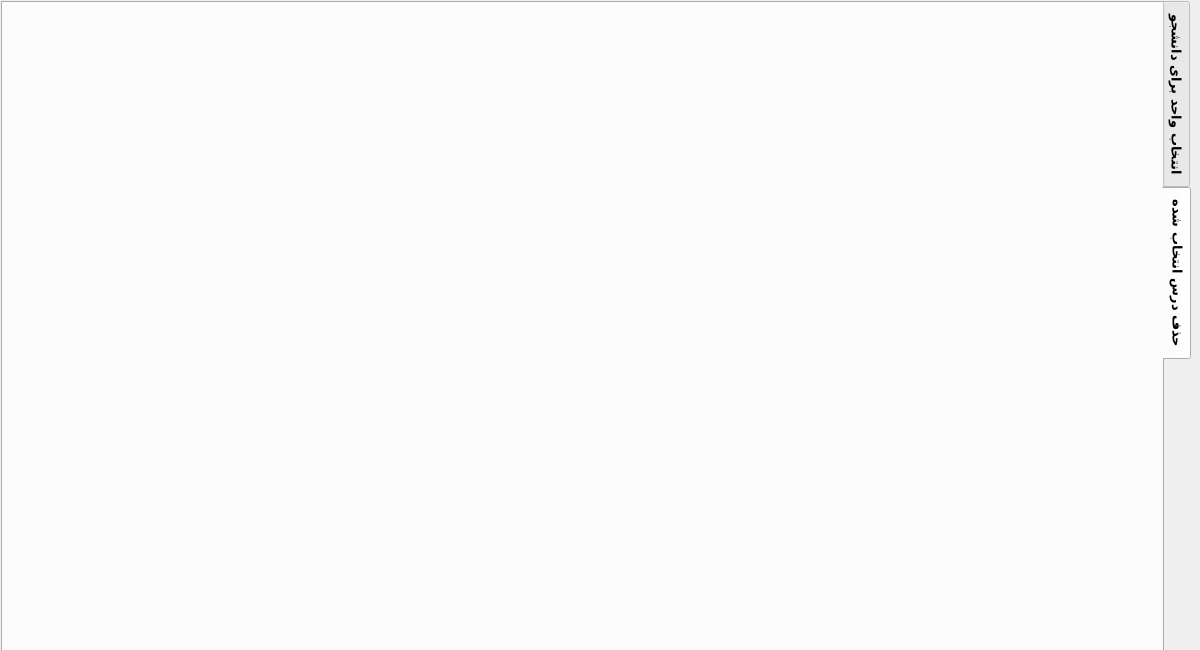
AliRn76/Student-Portal, file entekhabvaheddialog.ui: the form before one commit.
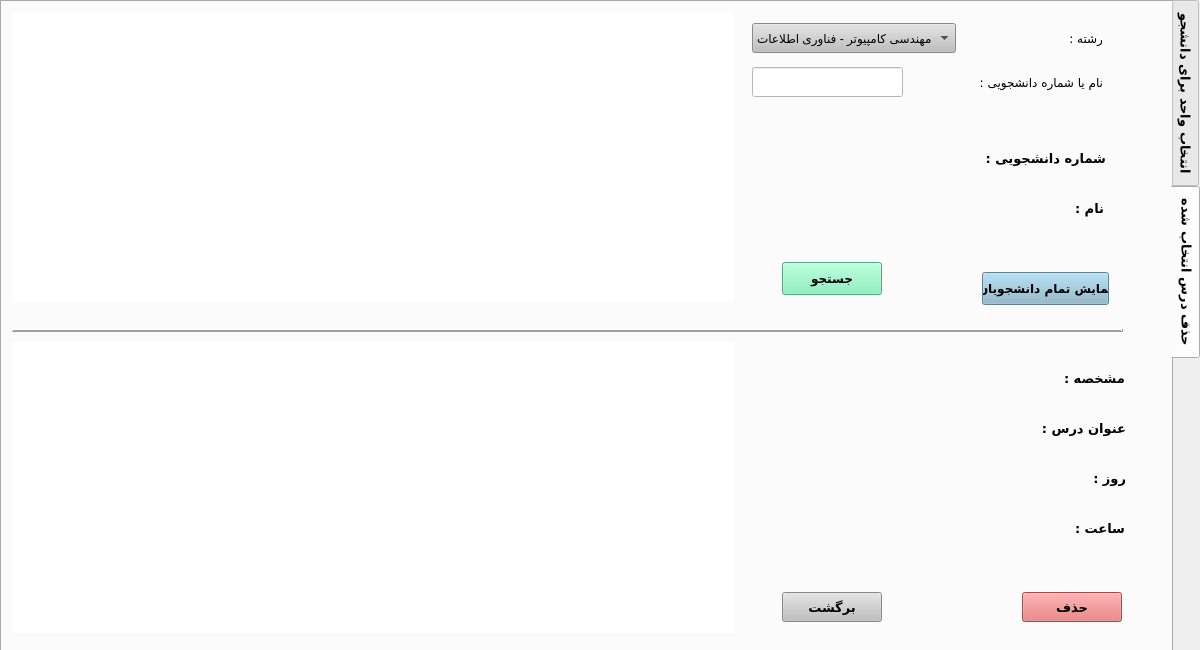
The form after the commit. The open tabs and pages were chosen to show the change.

Commit message: 98-5-9 - Tab2 edit shod

```diff
--- a/entekhabvaheddialog.ui
+++ b/entekhabvaheddialog.ui
@@ -16,10 +16,10 @@
   <widget class="QTabWidget" name="tabWidget">
    <property name="geometry">
     <rect>
-     <x>1</x>
-     <y>1</y>
-     <width>1191</width>
-     <height>651</height>
+     <x>0</x>
+     <y>0</y>
+     <width>1201</width>
+     <height>661</height>
     </rect>
    </property>
    <property name="font">
@@ -1284,6 +1284,745 @@
     <attribute name="title">
      <string>حذف درس انتخاب شده</string>
     </attribute>
+    <widget class="QStackedWidget" name="stackedWidget_2">
+     <property name="geometry">
+      <rect>
+       <x>0</x>
+       <y>0</y>
+       <width>1151</width>
+       <height>651</height>
+      </rect>
+     </property>
+     <property name="font">
+      <font>
+       <family>B Nazanin</family>
+       <pointsize>10</pointsize>
+       <weight>75</weight>
+       <bold>true</bold>
+      </font>
+     </property>
+     <widget class="QWidget" name="page_3">
+      <widget class="QTableView" name="tableView_stuTab2">
+       <property name="geometry">
+        <rect>
+         <x>10</x>
+         <y>10</y>
+         <width>721</width>
+         <height>291</height>
+        </rect>
+       </property>
+       <property name="minimumSize">
+        <size>
+         <width>0</width>
+         <height>0</height>
+        </size>
+       </property>
+       <property name="font">
+        <font>
+         <family>B Nazanin</family>
+         <pointsize>10</pointsize>
+         <weight>75</weight>
+         <bold>true</bold>
+        </font>
+       </property>
+       <property name="focusPolicy">
+        <enum>Qt::ClickFocus</enum>
+       </property>
+       <property name="styleSheet">
+        <string notr="true"/>
+       </property>
+       <property name="frameShape">
+        <enum>QFrame::NoFrame</enum>
+       </property>
+       <property name="frameShadow">
+        <enum>QFrame::Plain</enum>
+       </property>
+       <property name="verticalScrollBarPolicy">
+        <enum>Qt::ScrollBarAsNeeded</enum>
+       </property>
+       <property name="horizontalScrollBarPolicy">
+        <enum>Qt::ScrollBarAlwaysOff</enum>
+       </property>
+       <property name="sizeAdjustPolicy">
+        <enum>QAbstractScrollArea::AdjustIgnored</enum>
+       </property>
+       <property name="autoScroll">
+        <bool>false</bool>
+       </property>
+       <property name="editTriggers">
+        <set>QAbstractItemView::NoEditTriggers</set>
+       </property>
+       <property name="tabKeyNavigation">
+        <bool>false</bool>
+       </property>
+       <property name="showDropIndicator" stdset="0">
+        <bool>false</bool>
+       </property>
+       <property name="dragDropOverwriteMode">
+        <bool>false</bool>
+       </property>
+       <property name="alternatingRowColors">
+        <bool>false</bool>
+       </property>
+       <property name="selectionMode">
+        <enum>QAbstractItemView::SingleSelection</enum>
+       </property>
+       <property name="selectionBehavior">
+        <enum>QAbstractItemView::SelectRows</enum>
+       </property>
+       <property name="textElideMode">
+        <enum>Qt::ElideNone</enum>
+       </property>
+       <property name="showGrid">
+        <bool>true</bool>
+       </property>
+       <property name="gridStyle">
+        <enum>Qt::DashDotDotLine</enum>
+       </property>
+       <property name="wordWrap">
+        <bool>true</bool>
+       </property>
+      </widget>
+      <widget class="QWidget" name="layoutWidget_7">
+       <property name="geometry">
+        <rect>
+         <x>750</x>
+         <y>60</y>
+         <width>351</width>
+         <height>41</height>
+        </rect>
+       </property>
+       <layout class="QHBoxLayout" name="horizontalLayout_19">
+        <item>
+         <widget class="QLineEdit" name="lineEdit_stuCodeTab2">
+          <property name="minimumSize">
+           <size>
+            <width>0</width>
+            <height>30</height>
+           </size>
+          </property>
+          <property name="styleSheet">
+           <string notr="true">background-color: white;
+</string>
+          </property>
+         </widget>
+        </item>
+        <item>
+         <spacer name="horizontalSpacer_17">
+          <property name="orientation">
+           <enum>Qt::Horizontal</enum>
+          </property>
+          <property name="sizeType">
+           <enum>QSizePolicy::Minimum</enum>
+          </property>
+          <property name="sizeHint" stdset="0">
+           <size>
+            <width>70</width>
+            <height>20</height>
+           </size>
+          </property>
+         </spacer>
+        </item>
+        <item>
+         <widget class="QLabel" name="label_6">
+          <property name="font">
+           <font>
+            <family>B Titr</family>
+            <pointsize>9</pointsize>
+            <weight>50</weight>
+            <bold>false</bold>
+           </font>
+          </property>
+          <property name="text">
+           <string>نام یا شماره دانشجویی :</string>
+          </property>
+         </widget>
+        </item>
+       </layout>
+      </widget>
+      <widget class="QPushButton" name="pushButton_showStuTab2">
+       <property name="geometry">
+        <rect>
+         <x>980</x>
+         <y>270</y>
+         <width>127</width>
+         <height>33</height>
+        </rect>
+       </property>
+       <property name="minimumSize">
+        <size>
+         <width>100</width>
+         <height>30</height>
+        </size>
+       </property>
+       <property name="font">
+        <font>
+         <family>B Nazanin</family>
+         <pointsize>9</pointsize>
+         <weight>75</weight>
+         <bold>true</bold>
+        </font>
+       </property>
+       <property name="styleSheet">
+        <string notr="true">background-color:rgb(136, 182, 204)</string>
+       </property>
+       <property name="text">
+        <string>نمایش تمام دانشجویان</string>
+       </property>
+      </widget>
+      <widget class="QPushButton" name="pushButton_findStuTab2">
+       <property name="geometry">
+        <rect>
+         <x>780</x>
+         <y>260</y>
+         <width>100</width>
+         <height>33</height>
+        </rect>
+       </property>
+       <property name="minimumSize">
+        <size>
+         <width>100</width>
+         <height>30</height>
+        </size>
+       </property>
+       <property name="font">
+        <font>
+         <family>B Nazanin</family>
+         <pointsize>9</pointsize>
+         <weight>75</weight>
+         <bold>true</bold>
+        </font>
+       </property>
+       <property name="styleSheet">
+        <string notr="true">background-color:rgb(118, 240, 179)</string>
+       </property>
+       <property name="text">
+        <string>جستجو</string>
+       </property>
+      </widget>
+      <widget class="Line" name="line">
+       <property name="geometry">
+        <rect>
+         <x>10</x>
+         <y>320</y>
+         <width>1111</width>
+         <height>16</height>
+        </rect>
+       </property>
+       <property name="frameShadow">
+        <enum>QFrame::Raised</enum>
+       </property>
+       <property name="lineWidth">
+        <number>2</number>
+       </property>
+       <property name="orientation">
+        <enum>Qt::Horizontal</enum>
+       </property>
+      </widget>
+      <widget class="QTableView" name="tableView_LessTab2">
+       <property name="geometry">
+        <rect>
+         <x>10</x>
+         <y>340</y>
+         <width>721</width>
+         <height>291</height>
+        </rect>
+       </property>
+       <property name="minimumSize">
+        <size>
+         <width>0</width>
+         <height>0</height>
+        </size>
+       </property>
+       <property name="font">
+        <font>
+         <family>B Nazanin</family>
+         <pointsize>10</pointsize>
+         <weight>75</weight>
+         <bold>true</bold>
+        </font>
+       </property>
+       <property name="focusPolicy">
+        <enum>Qt::ClickFocus</enum>
+       </property>
+       <property name="styleSheet">
+        <string notr="true"/>
+       </property>
+       <property name="frameShape">
+        <enum>QFrame::NoFrame</enum>
+       </property>
+       <property name="frameShadow">
+        <enum>QFrame::Plain</enum>
+       </property>
+       <property name="verticalScrollBarPolicy">
+        <enum>Qt::ScrollBarAsNeeded</enum>
+       </property>
+       <property name="horizontalScrollBarPolicy">
+        <enum>Qt::ScrollBarAlwaysOff</enum>
+       </property>
+       <property name="sizeAdjustPolicy">
+        <enum>QAbstractScrollArea::AdjustIgnored</enum>
+       </property>
+       <property name="autoScroll">
+        <bool>false</bool>
+       </property>
+       <property name="editTriggers">
+        <set>QAbstractItemView::NoEditTriggers</set>
+       </property>
+       <property name="tabKeyNavigation">
+        <bool>false</bool>
+       </property>
+       <property name="showDropIndicator" stdset="0">
+        <bool>false</bool>
+       </property>
+       <property name="dragDropOverwriteMode">
+        <bool>false</bool>
+       </property>
+       <property name="alternatingRowColors">
+        <bool>false</bool>
+       </property>
+       <property name="selectionMode">
+        <enum>QAbstractItemView::SingleSelection</enum>
+       </property>
+       <property name="selectionBehavior">
+        <enum>QAbstractItemView::SelectRows</enum>
+       </property>
+       <property name="textElideMode">
+        <enum>Qt::ElideNone</enum>
+       </property>
+       <property name="showGrid">
+        <bool>true</bool>
+       </property>
+       <property name="gridStyle">
+        <enum>Qt::DashDotDotLine</enum>
+       </property>
+       <property name="wordWrap">
+        <bool>true</bool>
+       </property>
+      </widget>
+      <widget class="QPushButton" name="pushButton_backTab2">
+       <property name="geometry">
+        <rect>
+         <x>780</x>
+         <y>590</y>
+         <width>100</width>
+         <height>30</height>
+        </rect>
+       </property>
+       <property name="minimumSize">
+        <size>
+         <width>100</width>
+         <height>30</height>
+        </size>
+       </property>
+       <property name="font">
+        <font>
+         <family>B Nazanin</family>
+         <pointsize>10</pointsize>
+         <weight>75</weight>
+         <bold>true</bold>
+        </font>
+       </property>
+       <property name="styleSheet">
+        <string notr="true">background-color:rgb(191, 191, 191)</string>
+       </property>
+       <property name="text">
+        <string>برگشت</string>
+       </property>
+      </widget>
+      <widget class="QPushButton" name="pushButton_backTab2_2">
+       <property name="geometry">
+        <rect>
+         <x>1020</x>
+         <y>590</y>
+         <width>100</width>
+         <height>30</height>
+        </rect>
+       </property>
+       <property name="minimumSize">
+        <size>
+         <width>100</width>
+         <height>30</height>
+        </size>
+       </property>
+       <property name="font">
+        <font>
+         <family>B Nazanin</family>
+         <pointsize>10</pointsize>
+         <weight>75</weight>
+         <bold>true</bold>
+        </font>
+       </property>
+       <property name="styleSheet">
+        <string notr="true">background-color:rgb(226, 106, 106)</string>
+       </property>
+       <property name="text">
+        <string>حذف</string>
+       </property>
+      </widget>
+      <widget class="QWidget" name="layoutWidget_8">
+       <property name="geometry">
+        <rect>
+         <x>750</x>
+         <y>20</y>
+         <width>351</width>
+         <height>32</height>
+        </rect>
+       </property>
+       <layout class="QHBoxLayout" name="horizontalLayout_22">
+        <item>
+         <widget class="QComboBox" name="comboBox_fieldTab2">
+          <property name="minimumSize">
+           <size>
+            <width>100</width>
+            <height>30</height>
+           </size>
+          </property>
+          <property name="styleSheet">
+           <string notr="true">background-color :rgb(191, 191, 191)</string>
+          </property>
+          <item>
+           <property name="text">
+            <string>مهندسی کامپیوتر - فناوری اطلاعات</string>
+           </property>
+          </item>
+          <item>
+           <property name="text">
+            <string>مهندسی عمران</string>
+           </property>
+          </item>
+          <item>
+           <property name="text">
+            <string>مهندسی مواد</string>
+           </property>
+          </item>
+          <item>
+           <property name="text">
+            <string>مهندسی معدن</string>
+           </property>
+          </item>
+          <item>
+           <property name="text">
+            <string>مهندسی هوافضا</string>
+           </property>
+          </item>
+         </widget>
+        </item>
+        <item>
+         <spacer name="horizontalSpacer_22">
+          <property name="orientation">
+           <enum>Qt::Horizontal</enum>
+          </property>
+          <property name="sizeHint" stdset="0">
+           <size>
+            <width>40</width>
+            <height>20</height>
+           </size>
+          </property>
+         </spacer>
+        </item>
+        <item>
+         <widget class="QLabel" name="label_13">
+          <property name="font">
+           <font>
+            <family>B Titr</family>
+            <pointsize>9</pointsize>
+            <weight>50</weight>
+            <bold>false</bold>
+           </font>
+          </property>
+          <property name="text">
+           <string>رشته :</string>
+          </property>
+         </widget>
+        </item>
+       </layout>
+      </widget>
+      <widget class="QWidget" name="">
+       <property name="geometry">
+        <rect>
+         <x>862</x>
+         <y>360</y>
+         <width>261</width>
+         <height>32</height>
+        </rect>
+       </property>
+       <layout class="QHBoxLayout" name="horizontalLayout_7">
+        <item>
+         <widget class="QLabel" name="label_entekhabIDTab2">
+          <property name="text">
+           <string/>
+          </property>
+         </widget>
+        </item>
+        <item>
+         <spacer name="horizontalSpacer_8">
+          <property name="orientation">
+           <enum>Qt::Horizontal</enum>
+          </property>
+          <property name="sizeHint" stdset="0">
+           <size>
+            <width>40</width>
+            <height>20</height>
+           </size>
+          </property>
+         </spacer>
+        </item>
+        <item>
+         <widget class="QLabel" name="label_17">
+          <property name="font">
+           <font>
+            <family>B Nazanin</family>
+            <pointsize>10</pointsize>
+            <weight>75</weight>
+            <bold>true</bold>
+           </font>
+          </property>
+          <property name="text">
+           <string>مشخصه :</string>
+          </property>
+         </widget>
+        </item>
+       </layout>
+      </widget>
+      <widget class="QWidget" name="">
+       <property name="geometry">
+        <rect>
+         <x>801</x>
+         <y>190</y>
+         <width>301</width>
+         <height>32</height>
+        </rect>
+       </property>
+       <layout class="QHBoxLayout" name="horizontalLayout_13">
+        <item>
+         <widget class="QLabel" name="label_stuNameTab2">
+          <property name="text">
+           <string/>
+          </property>
+         </widget>
+        </item>
+        <item>
+         <spacer name="horizontalSpacer_13">
+          <property name="orientation">
+           <enum>Qt::Horizontal</enum>
+          </property>
+          <property name="sizeHint" stdset="0">
+           <size>
+            <width>40</width>
+            <height>20</height>
+           </size>
+          </property>
+         </spacer>
+        </item>
+        <item>
+         <widget class="QLabel" name="label_8">
+          <property name="font">
+           <font>
+            <family>B Nazanin</family>
+            <pointsize>10</pointsize>
+            <weight>75</weight>
+            <bold>true</bold>
+           </font>
+          </property>
+          <property name="text">
+           <string>نام :</string>
+          </property>
+         </widget>
+        </item>
+       </layout>
+      </widget>
+      <widget class="QWidget" name="">
+       <property name="geometry">
+        <rect>
+         <x>803</x>
+         <y>140</y>
+         <width>301</width>
+         <height>32</height>
+        </rect>
+       </property>
+       <layout class="QHBoxLayout" name="horizontalLayout_14">
+        <item>
+         <widget class="QLabel" name="label_StuCodTab2">
+          <property name="text">
+           <string/>
+          </property>
+         </widget>
+        </item>
+        <item>
+         <spacer name="horizontalSpacer_18">
+          <property name="orientation">
+           <enum>Qt::Horizontal</enum>
+          </property>
+          <property name="sizeHint" stdset="0">
+           <size>
+            <width>40</width>
+            <height>20</height>
+           </size>
+          </property>
+         </spacer>
+        </item>
+        <item>
+         <widget class="QLabel" name="label_2">
+          <property name="font">
+           <font>
+            <family>B Nazanin</family>
+            <pointsize>10</pointsize>
+            <weight>75</weight>
+            <bold>true</bold>
+           </font>
+          </property>
+          <property name="text">
+           <string>شماره دانشجویی :</string>
+          </property>
+         </widget>
+        </item>
+       </layout>
+      </widget>
+      <widget class="QWidget" name="">
+       <property name="geometry">
+        <rect>
+         <x>863</x>
+         <y>410</y>
+         <width>261</width>
+         <height>32</height>
+        </rect>
+       </property>
+       <layout class="QHBoxLayout" name="horizontalLayout_15">
+        <item>
+         <widget class="QLabel" name="label_lessonNameTab2">
+          <property name="text">
+           <string/>
+          </property>
+         </widget>
+        </item>
+        <item>
+         <spacer name="horizontalSpacer_19">
+          <property name="orientation">
+           <enum>Qt::Horizontal</enum>
+          </property>
+          <property name="sizeHint" stdset="0">
+           <size>
+            <width>40</width>
+            <height>20</height>
+           </size>
+          </property>
+         </spacer>
+        </item>
+        <item>
+         <widget class="QLabel" name="label_19">
+          <property name="font">
+           <font>
+            <family>B Nazanin</family>
+            <pointsize>10</pointsize>
+            <weight>75</weight>
+            <bold>true</bold>
+           </font>
+          </property>
+          <property name="text">
+           <string>عنوان درس :</string>
+          </property>
+         </widget>
+        </item>
+       </layout>
+      </widget>
+      <widget class="QWidget" name="">
+       <property name="geometry">
+        <rect>
+         <x>863</x>
+         <y>460</y>
+         <width>261</width>
+         <height>32</height>
+        </rect>
+       </property>
+       <layout class="QHBoxLayout" name="horizontalLayout_20">
+        <item>
+         <widget class="QLabel" name="label_rouzTab2">
+          <property name="text">
+           <string/>
+          </property>
+         </widget>
+        </item>
+        <item>
+         <spacer name="horizontalSpacer_20">
+          <property name="orientation">
+           <enum>Qt::Horizontal</enum>
+          </property>
+          <property name="sizeHint" stdset="0">
+           <size>
+            <width>40</width>
+            <height>20</height>
+           </size>
+          </property>
+         </spacer>
+        </item>
+        <item>
+         <widget class="QLabel" name="label_23">
+          <property name="font">
+           <font>
+            <family>B Nazanin</family>
+            <pointsize>10</pointsize>
+            <weight>75</weight>
+            <bold>true</bold>
+           </font>
+          </property>
+          <property name="text">
+           <string>روز :</string>
+          </property>
+         </widget>
+        </item>
+       </layout>
+      </widget>
+      <widget class="QWidget" name="">
+       <property name="geometry">
+        <rect>
+         <x>862</x>
+         <y>510</y>
+         <width>261</width>
+         <height>32</height>
+        </rect>
+       </property>
+       <layout class="QHBoxLayout" name="horizontalLayout_21">
+        <item>
+         <widget class="QLabel" name="label_saatTab2">
+          <property name="text">
+           <string/>
+          </property>
+         </widget>
+        </item>
+        <item>
+         <spacer name="horizontalSpacer_21">
+          <property name="orientation">
+           <enum>Qt::Horizontal</enum>
+          </property>
+          <property name="sizeHint" stdset="0">
+           <size>
+            <width>40</width>
+            <height>20</height>
+           </size>
+          </property>
+         </spacer>
+        </item>
+        <item>
+         <widget class="QLabel" name="label_27">
+          <property name="font">
+           <font>
+            <family>B Nazanin</family>
+            <pointsize>10</pointsize>
+            <weight>75</weight>
+            <bold>true</bold>
+           </font>
+          </property>
+          <property name="text">
+           <string>ساعت :</string>
+          </property>
+         </widget>
+        </item>
+       </layout>
+      </widget>
+     </widget>
+     <widget class="QWidget" name="page_4"/>
+    </widget>
    </widget>
   </widget>
  </widget>
```
Left out of the diff: 2 changed lines with no effect on the pictures. The commit also changes 4 other files.
